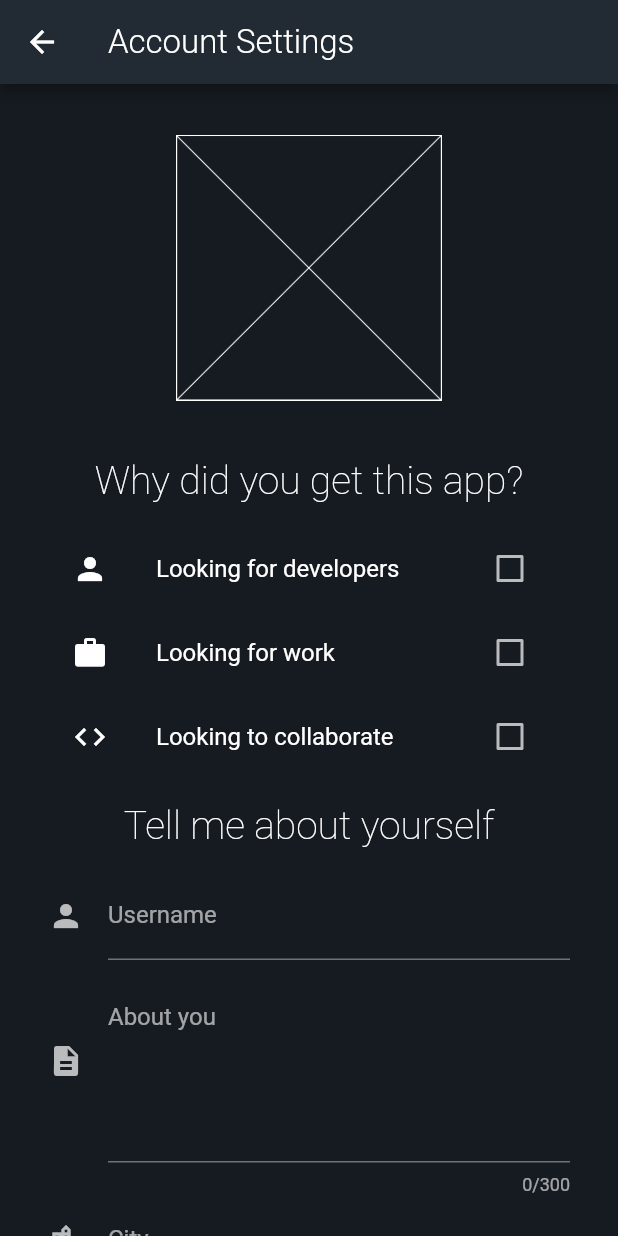
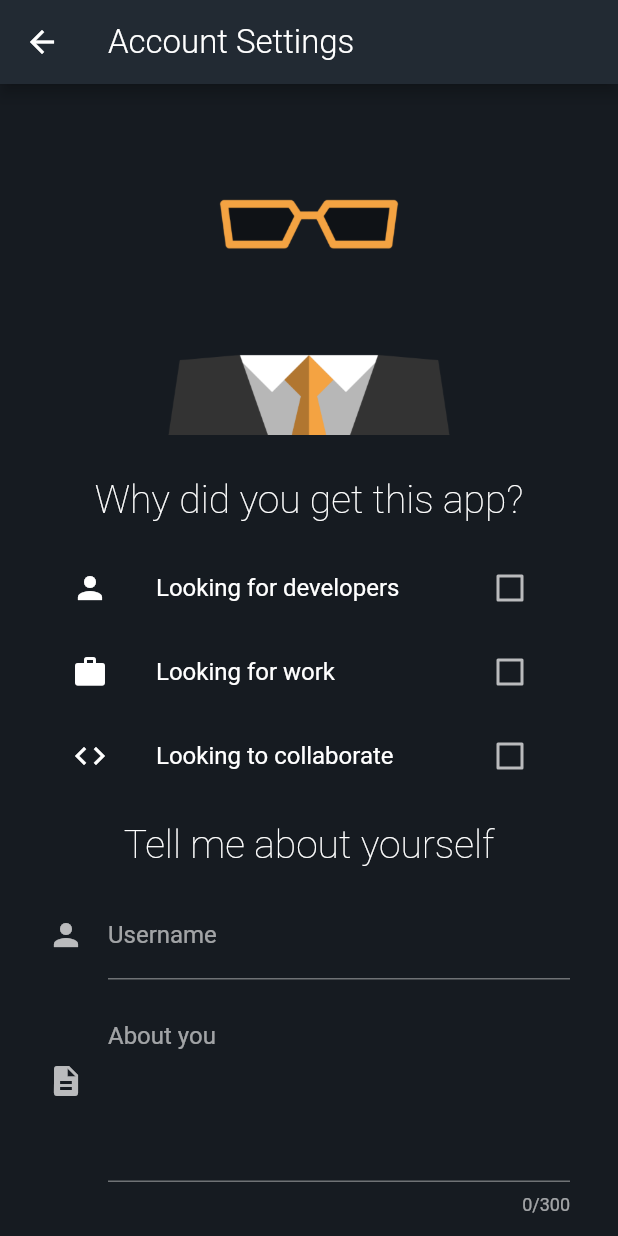
Before and after one commit to Emil1483/find_devs, a Flutter app: the AccountRoute screen opened by its route, on a phone screen of 412 x 824 dp. Run offline on Flutter 3.47's test engine with Material 2 defaults, Android fonts, the phone set to English and light mode, and no system bars; our stand-ins replace cloud_firestore, connectivity, firebase_auth, google_sign_in; accounts and stored records are empty.

Commit message:
add account.png

```diff
--- a/lib/routes/account_route.dart
+++ b/lib/routes/account_route.dart
@@ -186,10 +186,10 @@ class _AccountRouteState extends State<AccountRoute> {
   Widget _buildLogo() {
     return Container(
       alignment: Alignment.center,
-      height: 177.0,
-      margin: EdgeInsets.symmetric(vertical: 22.0),
+      height: 222.0,
+      margin: EdgeInsets.only(bottom: 12.0),
       child: Image(
-        image: AssetImage("assets/missing_asset.png"),
+        image: AssetImage("assets/account.png"),
       ),
     );
   }
--- a/pubspec.yaml
+++ b/pubspec.yaml
@@ -56,6 +56,7 @@ flutter:
    - assets/missing_asset.png
    - assets/google_logo.png
    - assets/login.png
+   - assets/account.png
 
   # An image asset can refer to one or more resolution-specific "variants", see
   # https://flutter.dev/assets-and-images/#resolution-aware.
```
Also changed, not shown: assets/account.png (added).
